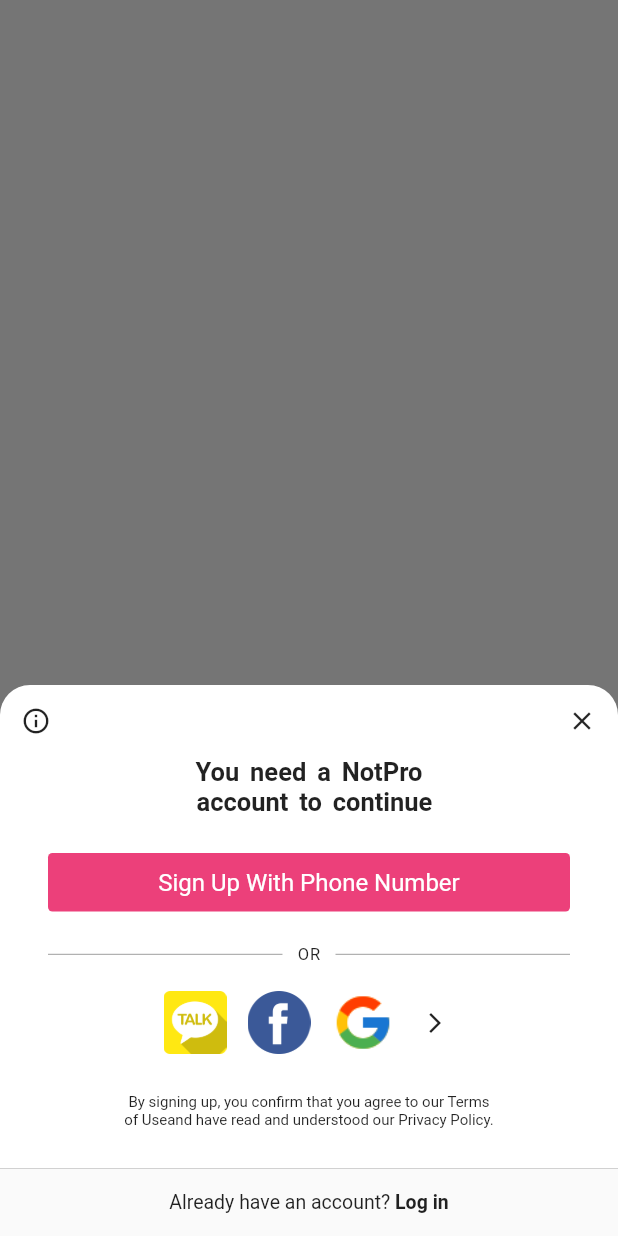
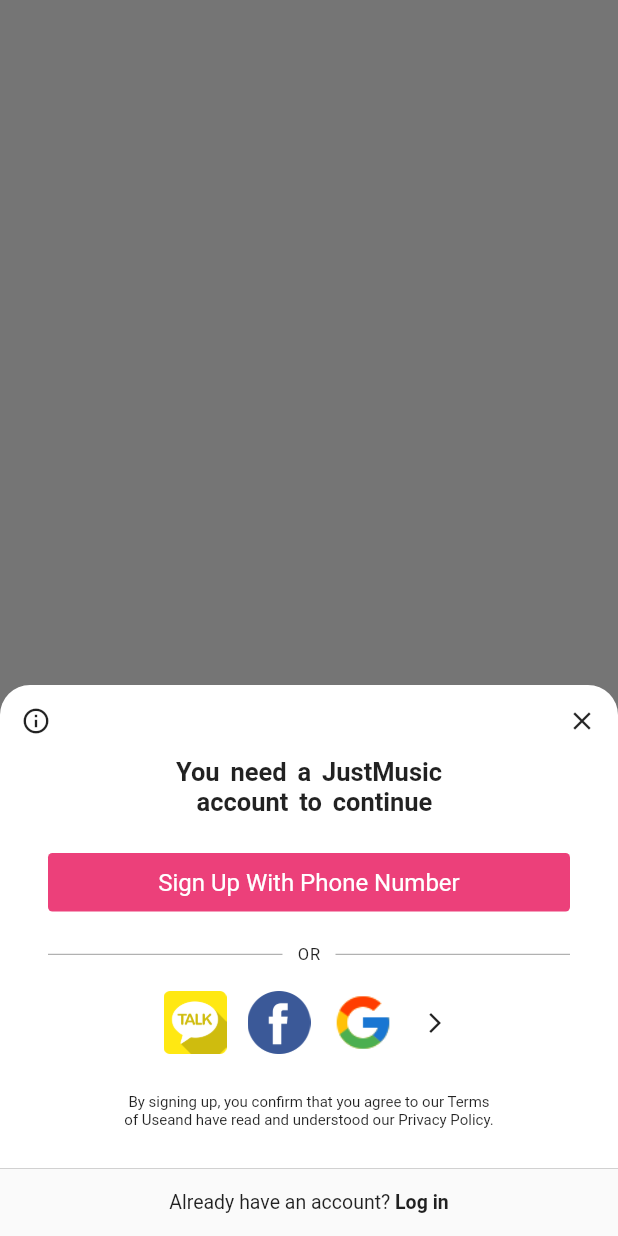
Before and after one commit to Jay-Jeong1988/JustMusic, a Flutter app: the screen it shows after launch, item 5 of the bottom bar chosen, on a phone screen of 412 x 824 dp. Run offline on Flutter 3.47's test engine with Material 2 defaults, Android fonts, the phone set to English and light mode, and no system bars; our stand-ins replace firebase_auth, geolocator; accounts and stored records are empty.

Commit message:
modify app name

```diff
--- a/lib/global_components/modal_bottom_sheet.dart
+++ b/lib/global_components/modal_bottom_sheet.dart
@@ -70,7 +70,7 @@ void setModalBottomSheet(context, country) {
       padding: const EdgeInsets.only(left: 48, bottom: 14, right: 48),
       child: Center(
           child: Text(
-            'You need a NotPro \n account to continue',
+            'You need a JustMusic \n account to continue',
             textAlign: TextAlign.center,
             softWrap: true,
             style: TextStyle(
--- a/lib/main.dart
+++ b/lib/main.dart
@@ -12,7 +12,7 @@ class App extends StatelessWidget {
   Widget build(BuildContext context) {
     return MaterialApp(
         debugShowCheckedModeBanner: false,
-        title: 'NotPro',
+        title: 'JustMusic',
         theme: ThemeData(canvasColor: Colors.transparent),
         home: AppScreen());
   }
--- a/lib/routes/home/home_page.dart
+++ b/lib/routes/home/home_page.dart
@@ -1,5 +1,5 @@
 import 'package:flutter/material.dart';
-import 'package:notpro/routes/home/components/video.dart';
+import 'package:JustMusic/routes/home/components/video.dart';
 
 
 class HomePage extends StatefulWidget {
--- a/pubspec.yaml
+++ b/pubspec.yaml
@@ -1,5 +1,5 @@
-name: notpro
-description: Film every moment
+name: JustMusic
+description: Simplest random youtube music player
 
 # The following defines the version and build number for your application.
 # A version number is three numbers separated by dots, like 1.2.43
@@ -11,7 +11,7 @@ description: Film every moment
 # In iOS, build-name is used as CFBundleShortVersionString while build-number used as CFBundleVersion.
 # Read more about iOS versioning at
 # https://developer.apple.com/library/archive/documentation/General/Reference/InfoPlistKeyReference/Articles/CoreFoundationKeys.html
-version: 1.0.0+1
+version: 0.0.0+1
 
 environment:
   sdk: ">=2.1.0 <3.0.0"
```
Also changed, not shown: lib/routes/category/category_page.dart (added), 3 other files.
